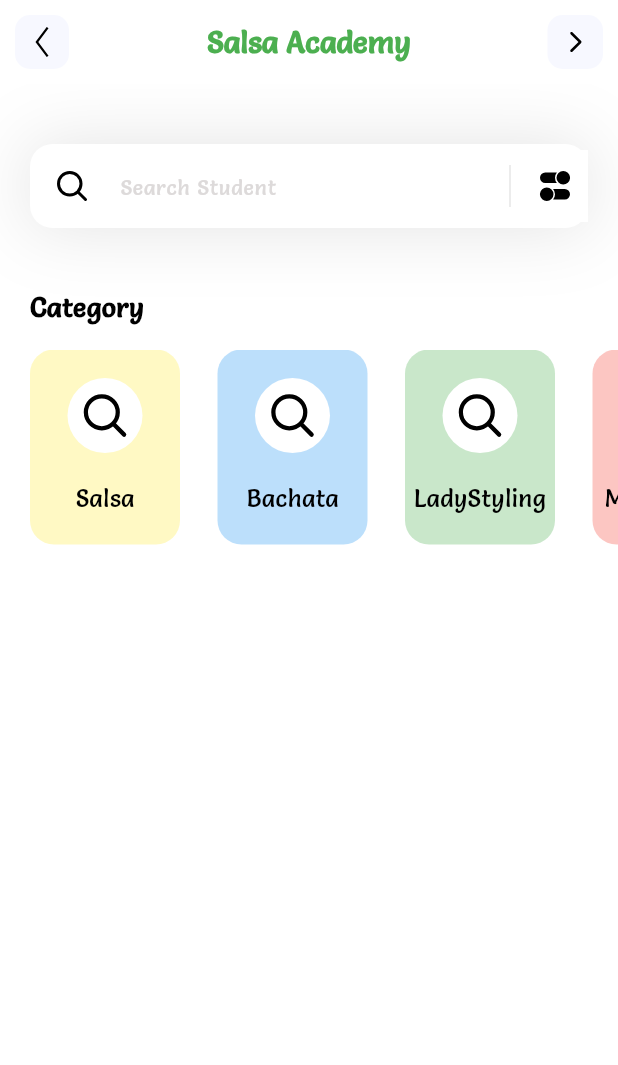
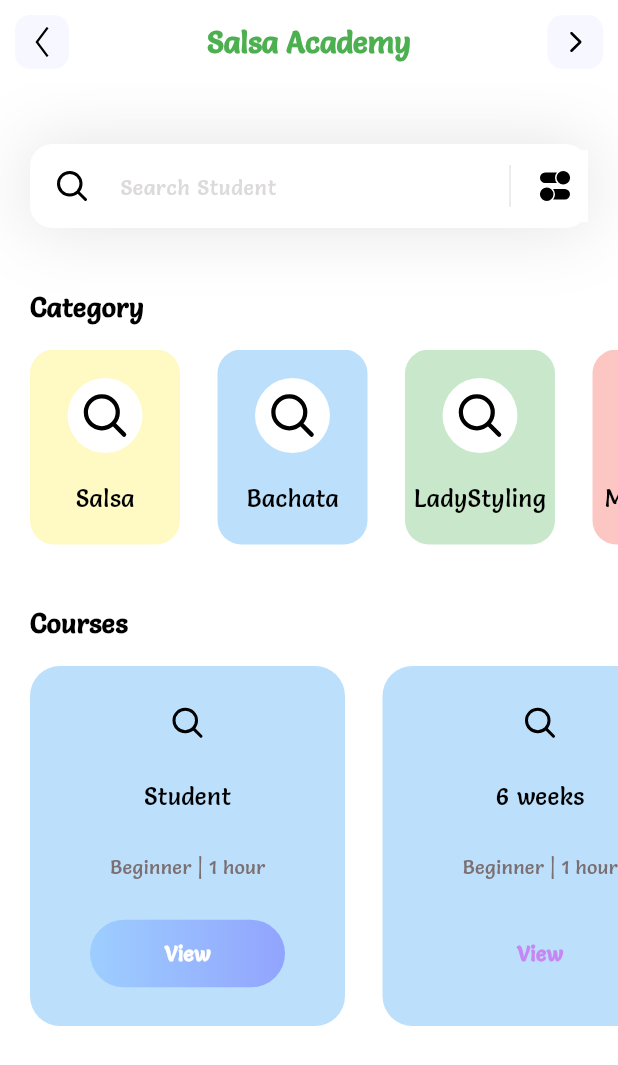
Before and after one commit to AlejandroGispert/flutter-mobile-app, a Flutter app: the screen it shows after launch, on a phone screen of 412 x 824 dp. Shown: the top 1065 px of the screen. Run offline on Flutter 3.47's test engine with Material 3 defaults, Android fonts, the phone set to English and light mode, and no system bars; our stand-ins replace flutter_svg.

Commit message:
added courses sections

```diff
--- a/lib/models/membership_model.dart
+++ b/lib/models/membership_model.dart
@@ -5,6 +5,7 @@ class MembershipModel {
   String iconPath;
   String level;
   String duration;
+  Color boxColor;
   bool viewIsSelected;
 
   MembershipModel({
@@ -12,6 +13,7 @@ class MembershipModel {
     required this.iconPath,
     required this.level,
     required this.duration,
+    required this.boxColor,
     required this.viewIsSelected,
   });
 
@@ -23,6 +25,7 @@ class MembershipModel {
       iconPath: 'assets/icons/search.svg',
       level: 'Beginner',
       duration: '1 hour',
+      boxColor: Colors.blue,
       viewIsSelected: true,
     ));
 
@@ -31,7 +34,8 @@ class MembershipModel {
       iconPath: 'assets/icons/search.svg',
       level: 'Beginner',
       duration: '1 hour',
-      viewIsSelected: true,
+      boxColor: Colors.blue,
+      viewIsSelected: false,
     ));
 
     memberships.add(MembershipModel(
@@ -39,6 +43,7 @@ class MembershipModel {
       iconPath: 'assets/icons/search.svg',
       level: 'Advanced',
       duration: '1 hour',
+      boxColor: Colors.blue,
       viewIsSelected: true,
     ));
 
@@ -47,6 +52,7 @@ class MembershipModel {
       iconPath: 'assets/icons/search.svg',
       level: 'All levels',
       duration: '1 hour',
+      boxColor: Colors.blue,
       viewIsSelected: true,
     ));
     return memberships;
--- a/lib/pages/home.dart
+++ b/lib/pages/home.dart
@@ -1,6 +1,8 @@
 import 'package:flutter/material.dart';
+import 'package:flutter/rendering.dart';
 import 'package:flutter_svg/flutter_svg.dart';
 import 'package:salsaschool/models/category_model.dart'; // Import this for SvgPicture
+import 'package:salsaschool/models/membership_model.dart'; // Import this for
 
 class HomePage extends StatefulWidget {
   const HomePage({super.key});
@@ -11,14 +13,16 @@ class HomePage extends StatefulWidget {
 
 class _HomePageState extends State<HomePage> {
   List<CategoryModel> categories = [];
+  List<MembershipModel> memberships = [];
 
-  void _getCategories() {
+  void _getInitialInfo() {
     categories = CategoryModel.getCategories();
+    memberships = MembershipModel.getMemberships();
   }
 
   @override
   Widget build(BuildContext context) {
-    _getCategories();
+    _getInitialInfo();
     return Scaffold(
       appBar: buildAppBar(),
       backgroundColor: Colors.white,
@@ -28,6 +32,93 @@ class _HomePageState extends State<HomePage> {
           _searchField(), // Changed to method call
           SizedBox(height: 40),
           _categoriesSection(),
+          SizedBox(
+            height: 40,
+          ),
+          Column(
+            crossAxisAlignment: CrossAxisAlignment.start,
+            children: [
+              Padding(
+                padding: const EdgeInsets.only(left: 20),
+                child: Text(
+                  'Courses',
+                  style: TextStyle(
+                    color: Colors.black,
+                    fontSize: 18,
+                    fontWeight: FontWeight.w600,
+                  ),
+                ),
+              ),
+              SizedBox(
+                height: 15,
+              ),
+              Container(
+                  height: 240,
+                  child: ListView.separated(
+                      itemBuilder: (context, index) {
+                        return Container(
+                          width: 210,
+                          decoration: BoxDecoration(
+                              color:
+                                  memberships[index].boxColor.withOpacity(0.3),
+                              borderRadius: BorderRadius.circular(20)),
+                          child: Column(
+                            mainAxisAlignment: MainAxisAlignment.spaceEvenly,
+                            children: [
+                              SvgPicture.asset(memberships[index].iconPath),
+                              Text(
+                                memberships[index].name,
+                                style: TextStyle(
+                                  fontWeight: FontWeight.w500,
+                                  color: Colors.black,
+                                  fontSize: 16,
+                                ),
+                              ),
+                              Text(
+                                  memberships[index].level +
+                                      ' | ' +
+                                      memberships[index].duration,
+                                  style: TextStyle(
+                                      color: Color(0xff7B6F72),
+                                      fontSize: 13,
+                                      fontWeight: FontWeight.w400)),
+                              Container(
+                                height: 45,
+                                width: 130,
+                                child: Center(
+                                    child: Text('View',
+                                        style: TextStyle(
+                                          color:
+                                              memberships[index].viewIsSelected
+                                                  ? Colors.white
+                                                  : Color(0xffC588F2),
+                                          fontWeight: FontWeight.w600,
+                                          fontSize: 14,
+                                        ))),
+                                decoration: BoxDecoration(
+                                    gradient: LinearGradient(colors: [
+                                      memberships[index].viewIsSelected
+                                          ? Color(0xff9DCEFF)
+                                          : Colors.transparent,
+                                      memberships[index].viewIsSelected
+                                          ? Color(0xff92A4FD)
+                                          : Colors.transparent,
+                                    ]),
+                                    borderRadius: BorderRadius.circular(50)),
+                              )
+                            ],
+                          ),
+                        );
+                      },
+                      separatorBuilder: (context, index) => SizedBox(width: 25),
+                      itemCount: memberships.length,
+                      scrollDirection: Axis.horizontal,
+                      padding: EdgeInsets.only(
+                        left: 20,
+                        right: 20,
+                      )))
+            ],
+          )
         ],
       ),
     );
```
